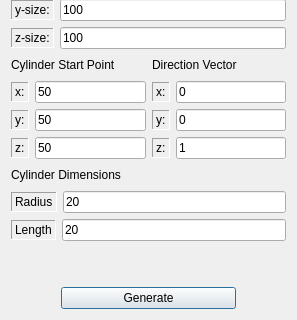
Old version of the form gui/src/Generate/cylindergenerator.ui in the repository nasa/puma; both pictures show x 0 to 297 and y 174 to 494 of the 297 by 494 pixel window.
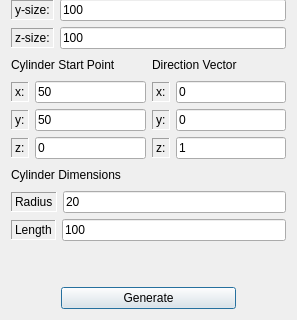
New version of the form.

Commit message: updated default values in the GUI

What changed in the file:
```diff
--- a/gui/src/Generate/cylindergenerator.ui
+++ b/gui/src/Generate/cylindergenerator.ui
@@ -304,7 +304,7 @@
             <string notr="true">font: 10pt &quot;Serif&quot;;</string>
            </property>
            <property name="text">
-            <string>50</string>
+            <string>0</string>
            </property>
           </widget>
          </item>
@@ -524,7 +524,7 @@
         <string notr="true">font: 10pt &quot;Serif&quot;;</string>
        </property>
        <property name="text">
-        <string>20</string>
+        <string>100</string>
        </property>
       </widget>
      </item>
```
The commit also changes 5 other files.
